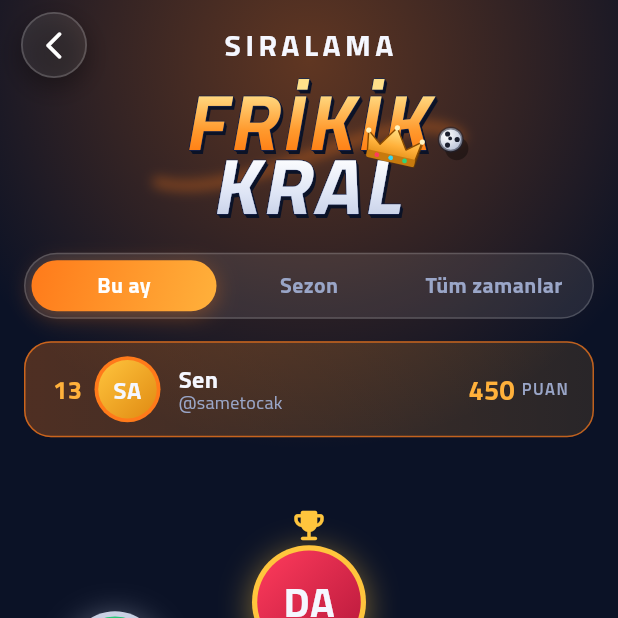
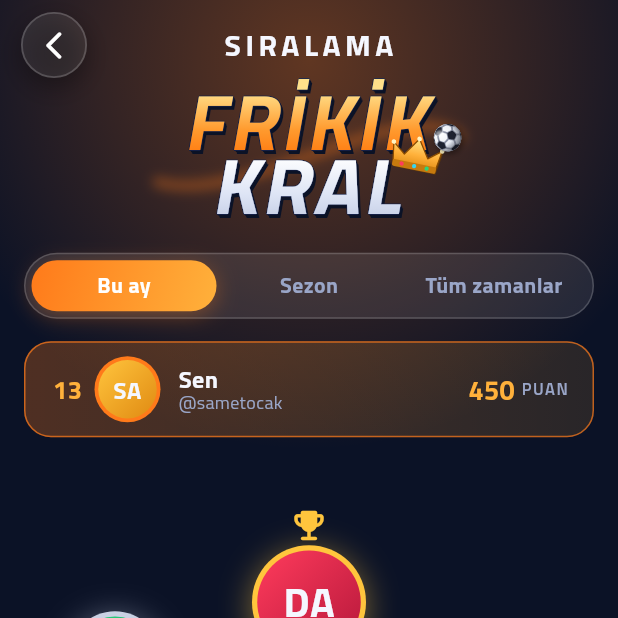
Before and after one commit to globalmediaa/sutvegol, a Flutter app: the LeaderboardScreen screen opened directly, after a tap on "Bu ay", on a phone screen of 412 x 824 dp, the top half of it. Run offline on Flutter 3.47's test engine with Material 3 defaults, Android fonts, the phone set to English and light mode, and no system bars; our stand-ins replace shared_preferences; missing offline and left inert: flame, flame_audio; accounts and stored records are empty.

Commit message:
Logo: gerçek top geometrisi (SceneArt.paintBall), taç KRAL'ın L'sine taşındı
Co-Authored-By: Claude Fable 5.1 <noreply@anthropic.com>

```diff
--- a/lib/game/scene_art.dart
+++ b/lib/game/scene_art.dart
@@ -56,44 +56,51 @@ class SceneArt {
     return rec.endRecording().toImage(kWorldW.toInt(), h.toInt());
   }
 
-  /// Top: kesik ikosahedron (12 beşgen) izdüşümü, gölgeli küre.
+  /// Top: kesik ikosahedron (12 beşgen) izdüşümü, gölgeli küre (görsel olarak cache'lenir).
   static Future<ui.Image> ball({bool king = false}) {
     const d = kBallDiameter;
     const r = d / 2;
     final rec = ui.PictureRecorder();
     final c = Canvas(rec);
     c.translate(r, r);
+    paintBall(c, r, king: king);
+    return rec.endRecording().toImage(d.toInt(), d.toInt());
+  }
+
+  /// Topu doğrudan bir canvas'a çizer (merkez orijinde, yarıçap [r]).
+  /// Logo ve arayüz gibi görsel cache'i olmayan yerlerde kullanılır.
+  static void paintBall(Canvas c, double r, {bool king = false}) {
+    c.save();
     c.clipPath(Path()..addOval(Rect.fromCircle(center: Offset.zero, radius: r - 0.5)));
     final base = king ? const [Color(0xFFFFF3B8), Color(0xFFF7C23A), Color(0xFFC87A08)] : const [Color(0xFFFFFFFF), Color(0xFFEDF0F6), Color(0xFFB9C1D3)];
     c.drawCircle(
       Offset.zero,
       r,
-      Paint()..shader = ui.Gradient.radial(const Offset(-r * 0.35, -r * 0.4), r * 1.45, base, const [0, 0.5, 1]),
+      Paint()..shader = ui.Gradient.radial(Offset(-r * 0.35, -r * 0.4), r * 1.45, base, const [0, 0.5, 1]),
     );
     final panel = Paint()..color = king ? const Color(0xFF8A4A00) : const Color(0xFF1E2230);
     final seam = Paint()
       ..color = king ? const Color(0xFFB8771A) : const Color(0xFF8A90A3)
       ..style = PaintingStyle.stroke
-      ..strokeWidth = 2.2;
+      ..strokeWidth = max(1.2, r / 49);
     _drawTruncatedIcosahedron(c, r, panel, seam);
-    // Kenar karartması ve parlama.
     c.drawCircle(
       Offset.zero,
       r,
       Paint()
-        ..shader = ui.Gradient.radial(const Offset(-r * 0.3, -r * 0.3), r * 1.35, [
-          const Color(0x00000000),
-          const Color(0x00000000),
-          const Color(0x66000000),
+        ..shader = ui.Gradient.radial(Offset(-r * 0.3, -r * 0.3), r * 1.35, const [
+          Color(0x00000000),
+          Color(0x00000000),
+          Color(0x66000000),
         ], const [0, 0.55, 1]),
     );
     c.drawOval(
-      Rect.fromCenter(center: const Offset(-r * 0.42, -r * 0.48), width: r * 0.6, height: r * 0.36),
+      Rect.fromCenter(center: Offset(-r * 0.42, -r * 0.48), width: r * 0.6, height: r * 0.36),
       Paint()
         ..color = const Color(0x8CFFFFFF)
-        ..maskFilter = const MaskFilter.blur(BlurStyle.normal, 9),
+        ..maskFilter = MaskFilter.blur(BlurStyle.normal, r / 12),
     );
-    return rec.endRecording().toImage(d.toInt(), d.toInt());
+    c.restore();
   }
 
   static void _drawTruncatedIcosahedron(Canvas c, double r, Paint panel, Paint seam) {
--- a/lib/ui/logo.dart
+++ b/lib/ui/logo.dart
@@ -2,6 +2,8 @@ import 'dart:math';
 import 'dart:ui' as ui;
 
 import 'package:flutter/painting.dart';
+
+import '../game/scene_art.dart';
 
 /// "FRİKİK KRAL" logosu — taç, iki satırlık eğik 3D yazı ve alev izli top.
 /// Hem Flame (splash) hem Flutter (leaderboard, loading) aynı çizimi kullanır.
@@ -61,10 +63,10 @@ void paintLogo(ui.Canvas canvas, ui.Rect box, {double alpha = 1, double reveal =
   final ck = ((reveal - 0.45) * 2.2).clamp(0.0, 1.0);
   if (ck > 0) {
     canvas.save();
-    canvas.translate(cx + line2.width * 0.44, y2 - line2.height * 0.62 - (1 - ck) * 60 * u);
-    canvas.rotate(0.22);
+    canvas.translate(cx + line2.width * 0.56, y2 - line2.height * 0.50 - (1 - ck) * 60 * u);
+    canvas.rotate(0.2);
     canvas.scale(ck);
-    paintCrown(canvas, 150 * u, alpha: alpha);
+    paintCrown(canvas, 135 * u, alpha: alpha);
     canvas.restore();
   }
 
@@ -72,9 +74,20 @@ void paintLogo(ui.Canvas canvas, ui.Rect box, {double alpha = 1, double reveal =
   final bk = ((reveal - 0.25) * 2).clamp(0.0, 1.0);
   if (bk > 0) {
     canvas.save();
-    canvas.translate(w * 0.95, y1 + 30 * u);
+    canvas.translate(w * 0.94, y1 + 24 * u);
     canvas.scale(bk);
-    _miniBall(canvas, 74 * u, alpha);
+    canvas.rotate(-0.35);
+    // Yumuşak gölge + gerçek top geometrisi.
+    canvas.drawCircle(
+      ui.Offset(4 * u, 8 * u),
+      46 * u,
+      Paint()
+        ..color = const Color(0xFF000000).withValues(alpha: 0.35 * alpha)
+        ..maskFilter = ui.MaskFilter.blur(ui.BlurStyle.normal, 8 * u),
+    );
+    if (alpha < 1) canvas.saveLayer(null, Paint()..color = Color.fromRGBO(255, 255, 255, alpha));
+    SceneArt.paintBall(canvas, 46 * u);
+    if (alpha < 1) canvas.restore();
     canvas.restore();
   }
 
@@ -134,27 +147,6 @@ void paintCrown(ui.Canvas canvas, double size, {double alpha = 1}) {
   }
 }
 
-void _miniBall(ui.Canvas canvas, double d, double alpha) {
-  final r = d / 2;
-  canvas.drawCircle(ui.Offset(4, 6), r, Paint()..color = const Color(0x55000000).withValues(alpha: 0.35 * alpha));
-  canvas.drawCircle(
-    ui.Offset.zero,
-    r,
-    Paint()
-      ..shader = ui.Gradient.radial(ui.Offset(-r * 0.35, -r * 0.35), r * 1.5, [
-        const Color(0xFFFFFFFF).withValues(alpha: alpha),
-        const Color(0xFFB7C0D6).withValues(alpha: alpha),
-      ]),
-  );
-  final dark = Paint()..color = const Color(0xFF1B1F2E).withValues(alpha: alpha);
-  for (final a in [0.0, 2.1, 4.2]) {
-    final c = ui.Offset(cos(a) * r * 0.55, sin(a) * r * 0.55);
-    canvas.drawCircle(c, r * 0.22, dark);
-  }
-  canvas.drawCircle(ui.Offset(-r * 0.05, -r * 0.1), r * 0.16, dark);
-  canvas.drawCircle(ui.Offset.zero, r, Paint()..color = const Color(0xFF1B1F2E).withValues(alpha: 0.5 * alpha)..style = PaintingStyle.stroke..strokeWidth = 2);
-}
-
 class _Txt {
   _Txt(this.text, this.size, this.weight, this.spacing);
   final String text;
```
